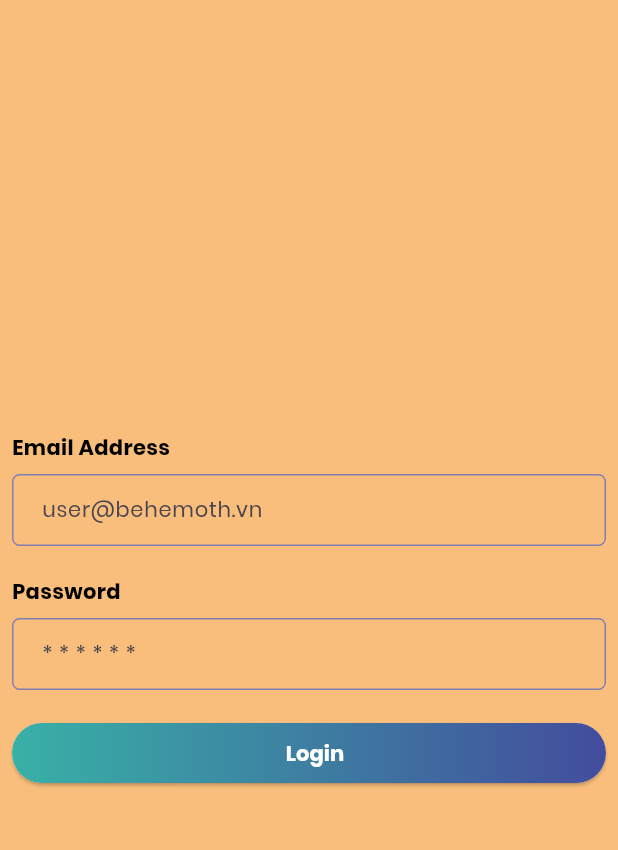
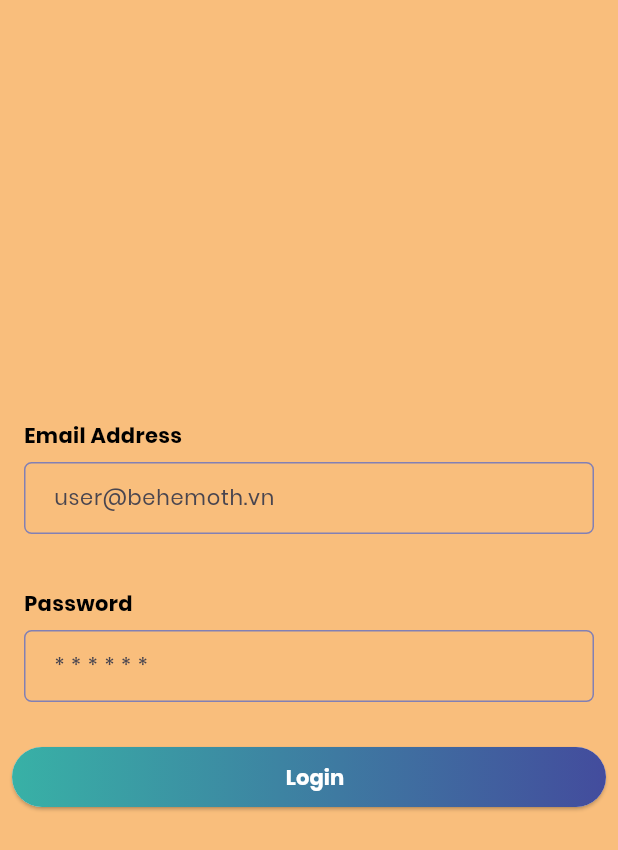
Before and after one commit to BehemothLtd/insight-app, a Flutter app: the screen it shows after launch, on a phone screen of 412 x 824 dp. Shown: the top 850 px of the screen. Run offline on Flutter 3.47's test engine with Material 3 defaults, Android fonts, the phone set to English and light mode, and no system bars; our stand-ins replace flutter_dotenv, flutter_svg, get, gradient_borders.

Commit message:
add form validator

```diff
--- a/lib/screens/sign_in_page.dart
+++ b/lib/screens/sign_in_page.dart
@@ -4,6 +4,7 @@ import 'package:insight_app/constanst.dart';
 import 'package:insight_app/controllers/auth_controller.dart';
 import 'package:insight_app/theme/colors/light_colors.dart';
 import 'package:insight_app/widgets/auth/auth_input_field.dart';
+import 'package:insight_app/widgets/form/form_validator.dart';
 import 'package:insight_app/widgets/uis/primary_button.dart';
 
 class SignInPage extends StatefulWidget {
@@ -38,7 +39,9 @@ class _SignInPageState extends State<SignInPage> {
           child: Column(
             mainAxisAlignment: MainAxisAlignment.center,
             children: <Widget>[
-              AuthInputField(
+              FormValidator(
+                errorKey: "email",
+                child: AuthInputField(
                   label: "Email Address",
                   obscureText: false,
                   controller: emailController,
@@ -51,7 +54,10 @@ class _SignInPageState extends State<SignInPage> {
                     });
                   },
                 ),
-              AuthInputField(
+              ),
+              FormValidator(
+                errorKey: "password",
+                child: AuthInputField(
                   label: "Password",
                   obscureText: true,
                   controller: passwordController,
@@ -64,6 +70,7 @@ class _SignInPageState extends State<SignInPage> {
                       password = value;
                     });
                   },
+                ),
               ),
               PrimaryButton(
                 buttonText: "Login",
--- /dev/null
+++ b/lib/widgets/form/form_validator.dart
@@ -0,0 +1,50 @@
+import 'package:flutter/material.dart';
+import 'package:get/get.dart';
+import 'package:insight_app/controllers/global_controller.dart';
+
+class FormValidator extends StatelessWidget {
+  final Widget child;
+  final EdgeInsets padding;
+  final String errorKey;
+
+  const FormValidator({
+    super.key,
+    required this.child,
+    required this.errorKey,
+    this.padding = const EdgeInsets.all(8.0),
+  });
+
+  @override
+  Widget build(BuildContext context) {
+    final GlobalController globalController = Get.put(GlobalController());
+
+    return Column(
+      children: [
+        Container(
+          padding: padding,
+          child: child,
+        ),
+        Obx(() {
+          var fieldErrors = globalController.errors[errorKey];
+          // Ensure fieldErrors is not null and has elements before building the ListView
+          if (fieldErrors != null && fieldErrors.isNotEmpty) {
+            return ListView.builder(
+              shrinkWrap: true, // Add shrinkWrap to true for nested ListViews
+              physics:
+                  const NeverScrollableScrollPhysics(), // Disable scrolling within the ListView
+              itemCount: fieldErrors.length,
+              itemBuilder: (context, index) {
+                return ListTile(
+                  title: Text(fieldErrors[index]),
+                );
+              },
+            );
+          } else {
+            return const SizedBox
+                .shrink(); // Return an empty widget when there are no errors
+          }
+        }),
+      ],
+    );
+  }
+}
```
Also changed, not shown: lib/controllers/global_controller.dart (+4 -3 lines), lib/utils/api.dart (+5 -3 lines), lib/utils/helpers.dart (added, +32 -0 lines). Lines whose indentation alone changed are shown as unchanged.
